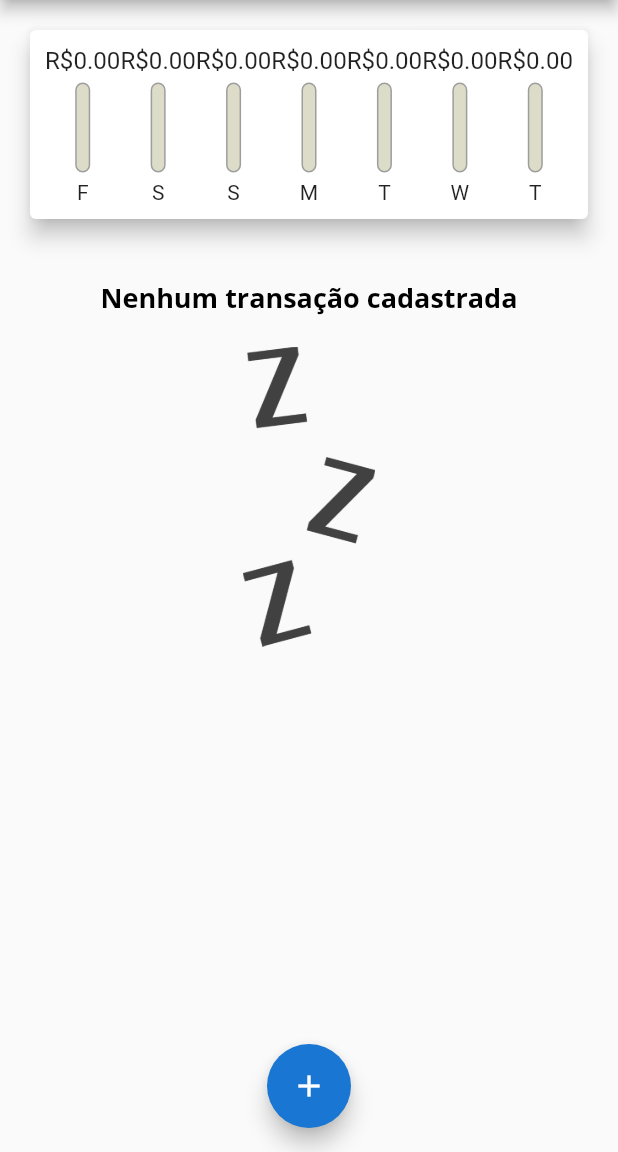
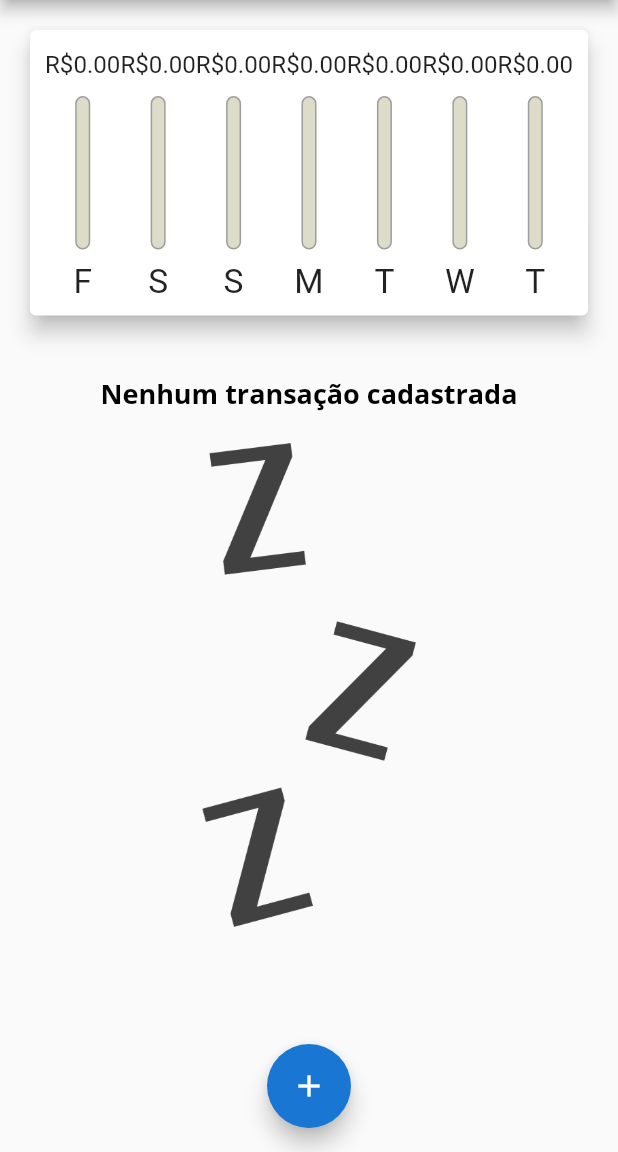
Before and after one commit to nagpaulo/expenses-app, a Flutter app: the screen it shows after launch, on a phone screen of 412 x 824 dp, the part 84-1236 px from its top. Run offline on Flutter 3.47's test engine with Material 2 defaults, Android fonts, the phone set to English and light mode, and no system bars.

Commit message:
Responsividade modo retrato e paisagem

```diff
--- a/lib/components/chart_bar.dart
+++ b/lib/components/chart_bar.dart
@@ -15,17 +15,19 @@ class ChartBar extends StatelessWidget {
 
   @override
   Widget build(BuildContext context) {
+    return LayoutBuilder(
+      builder: ((ctx, constraints) {
         return Column(
           children: <Widget>[
             Container(
-          height: 20,
+              height: constraints.maxHeight * 0.15,
               child: FittedBox(
                 child: Text('R\$${value.toStringAsFixed(2)}'),
               ),
             ),
-        SizedBox(height: 5),
+            SizedBox(height: constraints.maxHeight * 0.05),
             Container(
-          height: 60,
+              height: constraints.maxHeight * 0.6,
               width: 10,
               child: Stack(
                 alignment: Alignment.bottomCenter,
@@ -53,10 +55,17 @@ class ChartBar extends StatelessWidget {
               ),
             ),
             SizedBox(
-          height: 5,
+              height: constraints.maxHeight * 0.05,
             ),
-        Text(label)
+            Container(
+              height: constraints.maxHeight * 0.15,
+              child: FittedBox(
+                child: Text(label),
+              ),
+            )
           ],
+        );
+      }),
     );
   }
 }
--- a/lib/components/transcation_list.dart
+++ b/lib/components/transcation_list.dart
@@ -10,10 +10,10 @@ class TransactionList extends StatelessWidget {
 
   @override
   Widget build(BuildContext context) {
-    return Container(
-      height: 300,
-      child: transactions.isEmpty
-          ? Column(
+    return transactions.isEmpty
+        ? LayoutBuilder(
+            builder: (ctx, constraints) {
+              return Column(
                 children: <Widget>[
                   SizedBox(
                     height: 20,
@@ -26,13 +26,15 @@ class TransactionList extends StatelessWidget {
                     height: 20,
                   ),
                   Container(
-                  height: 200,
+                    height: constraints.maxHeight * 0.6,
                     child: Image.asset(
                       'assets/images/waiting.png',
                       fit: BoxFit.cover,
                     ),
                   )
                 ],
+              );
+            },
           )
         : ListView.builder(
             itemCount: transactions.length,
@@ -69,7 +71,6 @@ class TransactionList extends StatelessWidget {
                 ),
               );
             },
-            ),
           );
   }
 }
--- a/lib/main.dart
+++ b/lib/main.dart
@@ -4,7 +4,9 @@ import 'package:expenses/components/chart.dart';
 import 'package:expenses/components/transaction_form.dart';
 import 'package:expenses/components/transcation_list.dart';
 import 'package:expenses/models/transaction.dart';
+import 'package:expenses/utils/sizes_helpers.dart';
 import 'package:flutter/material.dart';
+import 'package:flutter/services.dart';
 import 'package:intl/intl.dart';
 
 main() => runApp(ExpensesApp());
@@ -56,6 +58,7 @@ class MyHomePage extends StatefulWidget {
 
 class _MyHomePageState extends State<MyHomePage> {
   final List<Transaction> _transactions = [];
+  bool _showChart = true;
 
   List<Transaction> get _recentTransactions {
     return _transactions.where((tr) {
@@ -99,24 +102,68 @@ class _MyHomePageState extends State<MyHomePage> {
 
   @override
   Widget build(BuildContext context) {
-    return Scaffold(
-        appBar: AppBar(
-          title: const Text(
+    bool isLandscape =
+        MediaQuery.of(context).orientation == Orientation.landscape;
+
+    final AppBar appBar = AppBar(
+      title: Text(
         'Despesas Pessoais',
+        style: TextStyle(
+          fontSize: 20 * textScaleFactor(context),
+        ),
       ),
       actions: <Widget>[
+        if (isLandscape)
+          IconButton(
+            onPressed: () {
+              setState(() {
+                _showChart = !_showChart;
+              });
+            },
+            icon: Icon(_showChart ? Icons.list : Icons.show_chart),
+          ),
         IconButton(
           onPressed: () => _openTransactionFormModal(context),
           icon: const Icon(Icons.add),
-            )
+        ),
       ],
-        ),
+    );
+
+    final double availableHeight = MediaQuery.of(context).size.height -
+        appBar.preferredSize.height -
+        MediaQuery.of(context).padding.top;
+
+    return Scaffold(
+        appBar: appBar,
         body: SingleChildScrollView(
           child: Column(
             crossAxisAlignment: CrossAxisAlignment.stretch,
             children: <Widget>[
-              Chart(_recentTransactions),
-              TransactionList(_transactions, _removeTransction),
+              // if (isLandscape)
+              //   Row(
+              //     mainAxisAlignment: MainAxisAlignment.center,
+              //     children: [
+              //       Text('Exibir no gráfico'),
+              //       Switch(
+              //         value: _showChart,
+              //         onChanged: (value) {
+              //           setState(() {
+              //             _showChart = value;
+              //           });
+              //         },
+              //       ),
+              //     ],
+              //   ),
+              if (_showChart || !isLandscape)
+                Container(
+                  height: availableHeight * (isLandscape ? 0.7 : 0.3),
+                  child: Chart(_recentTransactions),
+                ),
+              if (!_showChart || !isLandscape)
+                Container(
+                  height: availableHeight * 0.7,
+                  child: TransactionList(_transactions, _removeTransction),
+                ),
             ],
           ),
         ),
--- /dev/null
+++ b/lib/utils/sizes_helpers.dart
@@ -0,0 +1,31 @@
+import 'package:flutter/material.dart';
+
+displayMediaQueryContext(BuildContext context) {
+  debugPrint('MediaQuery = ' + MediaQuery.of(context).toString());
+  return MediaQuery.of(context).textScaleFactor;
+}
+
+Size displaySize(BuildContext context) {
+  debugPrint('Size = ' + MediaQuery.of(context).size.toString());
+  return MediaQuery.of(context).size;
+}
+
+double displayHeight(BuildContext context) {
+  debugPrint('Height = ' + displaySize(context).height.toString());
+  return displaySize(context).height;
+}
+
+double displayWidth(BuildContext context) {
+  debugPrint('Width = ' + displaySize(context).width.toString());
+  return displaySize(context).width;
+}
+
+double displayTextSize(BuildContext context) {
+  debugPrint('TextSize = ' +
+      displayMediaQueryContext(context).textScaleFactor.toString());
+  return displayMediaQueryContext(context).textScaleFactor;
+}
+
+double textScaleFactor(BuildContext context) {
+  return MediaQuery.of(context).textScaleFactor;
+}
```
Lines whose indentation alone changed are shown as unchanged.
